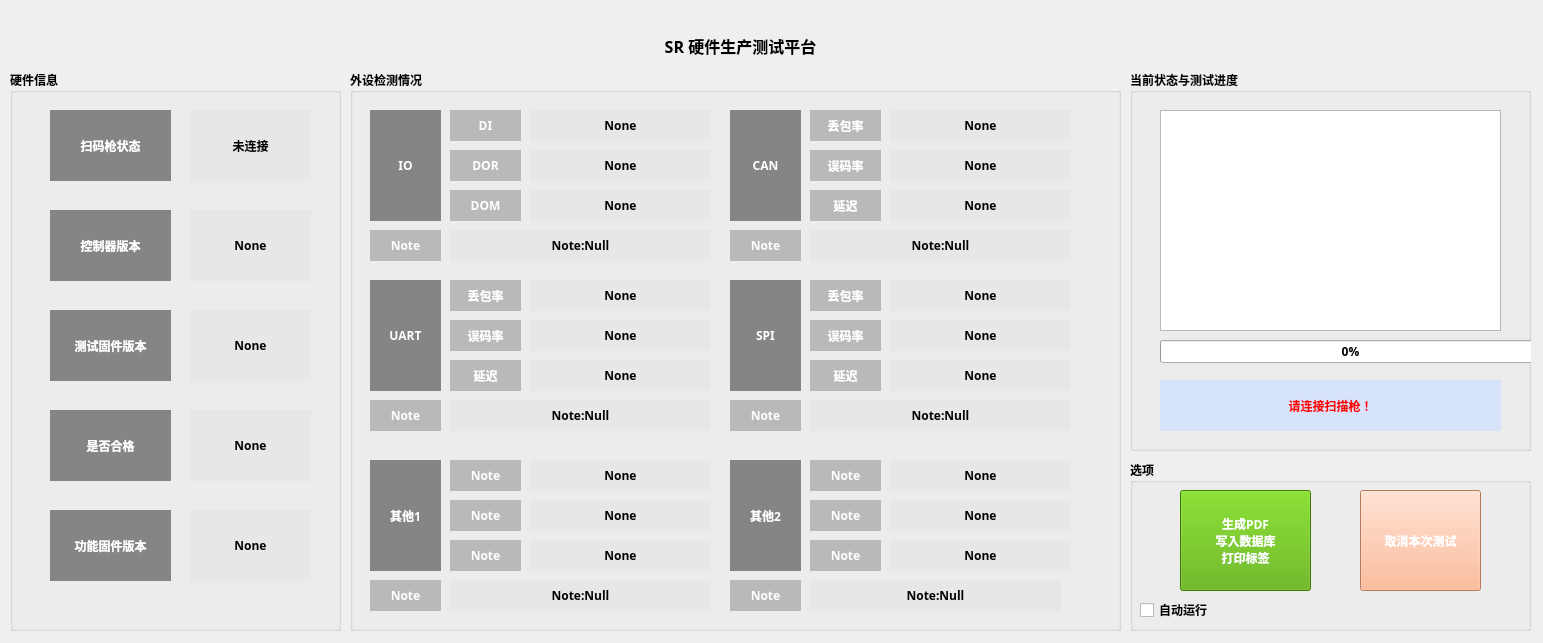
Above: miangui.ui from zhicongsun/sr-hardware-test-system before the change. Below: the same form after it.
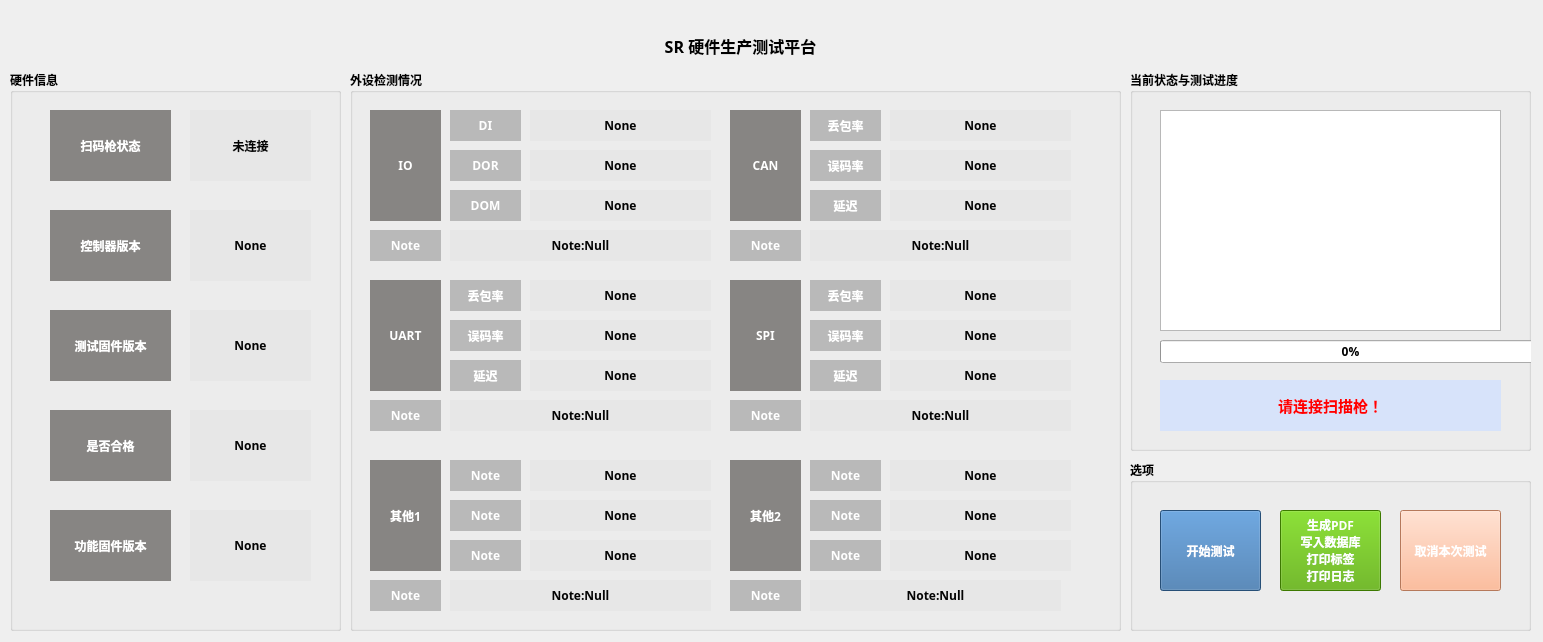
That is the form after the change.

Commit message: 更改ui，加入测试按钮

```diff
--- a/miangui.ui
+++ b/miangui.ui
@@ -7,9 +7,21 @@
     <x>0</x>
     <y>0</y>
     <width>1543</width>
-    <height>643</height>
+    <height>642</height>
    </rect>
   </property>
+  <property name="maximumSize">
+   <size>
+    <width>1543</width>
+    <height>642</height>
+   </size>
+  </property>
+  <property name="baseSize">
+   <size>
+    <width>1543</width>
+    <height>642</height>
+   </size>
+  </property>
   <property name="contextMenuPolicy">
    <enum>Qt::CustomContextMenu</enum>
   </property>
@@ -104,7 +116,7 @@
     <property name="font">
      <font>
       <family>微软雅黑</family>
-      <pointsize>9</pointsize>
+      <pointsize>11</pointsize>
       <weight>75</weight>
       <bold>true</bold>
      </font>
@@ -150,10 +162,10 @@
    <widget class="QPushButton" name="pushButton1">
     <property name="geometry">
      <rect>
-      <x>50</x>
-      <y>30</y>
-      <width>131</width>
-      <height>101</height>
+      <x>150</x>
+      <y>50</y>
+      <width>101</width>
+      <height>81</height>
      </rect>
     </property>
     <property name="font">
@@ -176,29 +188,17 @@
     <property name="text">
      <string>生成PDF
 写入数据库
-打印标签</string>
-    </property>
-   </widget>
-   <widget class="QCheckBox" name="checkBox">
-    <property name="geometry">
-     <rect>
-      <x>10</x>
-      <y>140</y>
-      <width>81</width>
-      <height>20</height>
-     </rect>
-    </property>
-    <property name="text">
-     <string>自动运行</string>
+打印标签
+打印日志</string>
     </property>
    </widget>
    <widget class="QPushButton" name="pushButton2">
     <property name="geometry">
      <rect>
-      <x>230</x>
-      <y>30</y>
-      <width>121</width>
-      <height>101</height>
+      <x>270</x>
+      <y>50</y>
+      <width>101</width>
+      <height>81</height>
      </rect>
     </property>
     <property name="font">
@@ -221,6 +221,35 @@
      <string>取消本次测试</string>
     </property>
    </widget>
+   <widget class="QPushButton" name="pushButton3">
+    <property name="geometry">
+     <rect>
+      <x>30</x>
+      <y>50</y>
+      <width>101</width>
+      <height>81</height>
+     </rect>
+    </property>
+    <property name="font">
+     <font>
+      <family>微软雅黑</family>
+      <pointsize>9</pointsize>
+      <weight>75</weight>
+      <bold>true</bold>
+     </font>
+    </property>
+    <property name="focusPolicy">
+     <enum>Qt::NoFocus</enum>
+    </property>
+    <property name="styleSheet">
+     <string notr="true">color: rgb(255, 255, 255);
+selection-background-color: rgb(255, 0, 0);
+background-color: rgb(55, 111, 167);</string>
+    </property>
+    <property name="text">
+     <string>开始测试</string>
+    </property>
+   </widget>
   </widget>
   <widget class="QGroupBox" name="groupBox">
    <property name="geometry">
```
Left out of the diff: 6 changed lines with no effect on the pictures. The commit also changes 1 other file.
